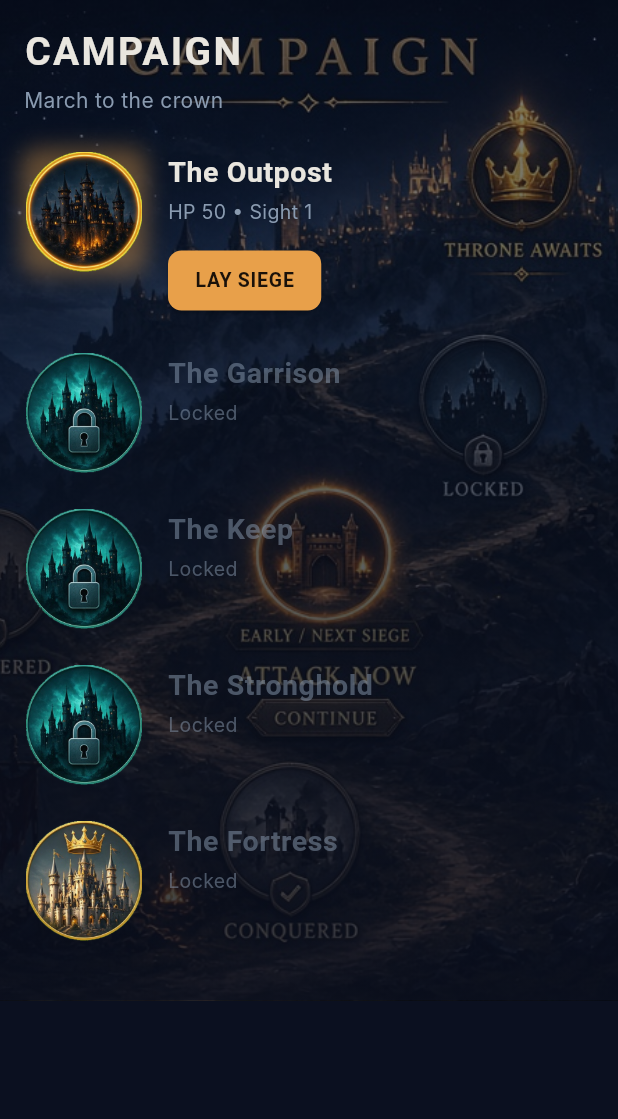
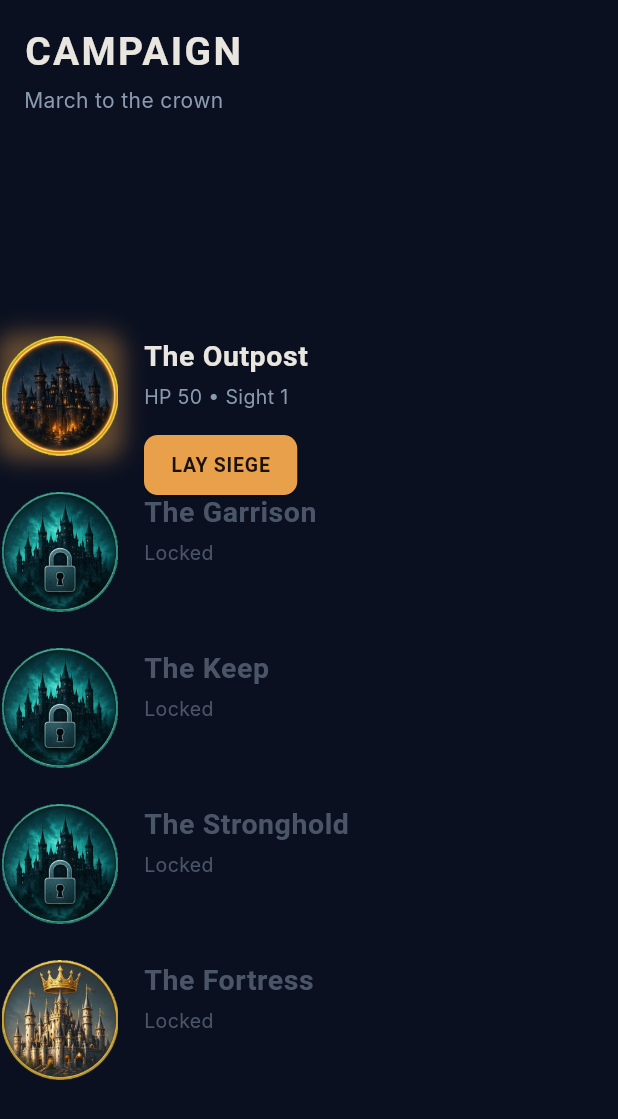
Before and after one commit to benedusi/castle-hero, a Flutter app: the screen it shows after launch, on a phone screen of 412 x 824 dp. Shown: the top 1119 px of the screen. Run offline on Flutter 3.47's test engine with Material 3 defaults, Android fonts, the phone set to English and light mode, and no system bars; Roboto replaces fonts that are missing (Inter, Oswald).

Commit message:
Fix campaign map: remove ghosting, compose in Flutter
Fixes playtest issue where old campaign-map.jpg (baked labels/paths)
overlapped with Flutter UI causing ghosting.

Changes:
- Removed assets/art/campaign/campaign-map.jpg background
- Interim: solid night background (SiegeTheme.background #0B1020)
- Added TODO for future campaign-map-9x16.png clean plate from Art
- Replaced ScrollView vertical list with Stack + 5 positioned nodes
- Nodes positioned vertically along center path with dynamic spacing
- Larger node badges (120px) to show detail
- Simplified to just node badge + ATTACK button on current node
- Production node assets used (conquered/current/locked/throne with baked labels)
- Removed duplicate decorative elements and path chrome
- Navigation/controller wiring intact

Clean Flutter composition ready for production map plate when Art delivers.

Co-authored-by: Giovani <benedusi@users.noreply.github.com>

```diff
--- a/lib/ui/screens/campaign_map_screen.dart
+++ b/lib/ui/screens/campaign_map_screen.dart
@@ -16,42 +16,16 @@ class CampaignMapScreen extends StatelessWidget {
           builder: (context, controller, _) {
             return Stack(
               children: [
-                // Campaign map background
+                // TODO: Replace with clean 9:16 campaign map plate when Art delivers
+                // assets/art/production/plates/campaign-map-9x16.png
+                // Interim: solid night background to avoid ghosting with old baked-label map
                 Positioned.fill(
-                  child: Image.asset(
-                    'assets/art/campaign/campaign-map.jpg',
-                    fit: BoxFit.cover,
+                  child: Container(
+                    color: SiegeTheme.background, // #0B1020 night base
                   ),
                 ),
-                // Dark gradient for readability
-                Positioned.fill(
-                  child: Container(
-                    decoration: BoxDecoration(
-                      gradient: LinearGradient(
-                        begin: Alignment.topCenter,
-                        end: Alignment.bottomCenter,
-                        colors: [
-                          SiegeTheme.background.withOpacity(0.5),
-                          SiegeTheme.background.withOpacity(0.8),
-                        ],
-                      ),
-                    ),
-                  ),
-                ),
-                // Content overlay
-                SingleChildScrollView(
-                  child: Padding(
-                    padding: const EdgeInsets.all(16.0),
-                    child: Column(
-                      crossAxisAlignment: CrossAxisAlignment.start,
-                      children: [
-                        _buildHeader(controller),
-                        const SizedBox(height: 24),
-                        _buildNodeList(context, controller),
-                      ],
-                    ),
-                  ),
-                ),
+                // Campaign path composition in Flutter
+                _buildCampaignPath(context, controller),
               ],
             );
           },
@@ -60,12 +34,56 @@ class CampaignMapScreen extends StatelessWidget {
     );
   }
 
+  Widget _buildCampaignPath(BuildContext context, GameController controller) {
+    final nodes = controller.campaign.nodes;
+    final screenHeight = MediaQuery.of(context).size.height;
+
+    return Stack(
+      children: [
+        // Header
+        Positioned(
+          top: 16,
+          left: 16,
+          right: 16,
+          child: _buildHeader(controller),
+        ),
+        // 5 campaign nodes positioned vertically along center path
+        ...nodes.asMap().entries.map((entry) {
+          final index = entry.key;
+          final node = entry.value;
+          final isLast = index == nodes.length - 1;
+
+          // Position nodes vertically from top to bottom with spacing
+          // Reserve top ~100px for header, bottom ~100px for margin
+          final availableHeight = screenHeight - 200;
+          final spacing = availableHeight / (nodes.length + 1);
+          final topPosition = 120 + (spacing * (index + 1));
+
+          return Positioned(
+            top: topPosition,
+            left: 0,
+            right: 0,
+            child: Center(
+              child: _CampaignNode(
+                node: node,
+                isLast: isLast,
+                onTap: node.status == NodeStatus.current
+                    ? () => _startBattle(context, controller)
+                    : null,
+              ),
+            ),
+          );
+        }).toList(),
+      ],
+    );
+  }
+
   Widget _buildHeader(GameController controller) {
-    return Column(
-      crossAxisAlignment: CrossAxisAlignment.start,
+    return Row(
+      mainAxisAlignment: MainAxisAlignment.spaceBetween,
       children: [
-        Row(
-          mainAxisAlignment: MainAxisAlignment.spaceBetween,
+        Column(
+          crossAxisAlignment: CrossAxisAlignment.start,
           children: [
             Text(
               'CAMPAIGN',
@@ -77,43 +95,30 @@ class CampaignMapScreen extends StatelessWidget {
                 color: SiegeTheme.ink,
               ),
             ),
-            if (controller.isCrowned())
-              const Text(
-                '👑',
-                style: TextStyle(fontSize: 24),
+            const SizedBox(height: 4),
+            Text(
+              'March to the crown',
+              style: TextStyle(
+                fontFamily: 'Inter',
+                fontSize: 14,
+                color: SiegeTheme.muted,
               ),
+            ),
           ],
         ),
-        const SizedBox(height: 4),
-        Text(
-          'March to the crown',
-          style: TextStyle(
-            fontFamily: 'Inter',
-            fontSize: 14,
-            color: SiegeTheme.muted,
+        if (controller.isCrowned())
+          Container(
+            padding: const EdgeInsets.all(8),
+            decoration: BoxDecoration(
+              color: SiegeTheme.attackerGold.withOpacity(0.2),
+              shape: BoxShape.circle,
+            ),
+            child: const Text(
+              '👑',
+              style: TextStyle(fontSize: 24),
+            ),
           ),
-        ),
       ],
-    );
-  }
-
-  Widget _buildNodeList(BuildContext context, GameController controller) {
-    final nodes = controller.campaign.nodes;
-
-    return Column(
-      children: nodes.asMap().entries.map((entry) {
-        final index = entry.key;
-        final node = entry.value;
-        final isLast = index == nodes.length - 1;
-
-        return _CampaignNode(
-          node: node,
-          isLast: isLast,
-          onTap: node.status == NodeStatus.current
-              ? () => _startBattle(context, controller)
-              : null,
-        );
-      }).toList(),
     );
   }
 
```
